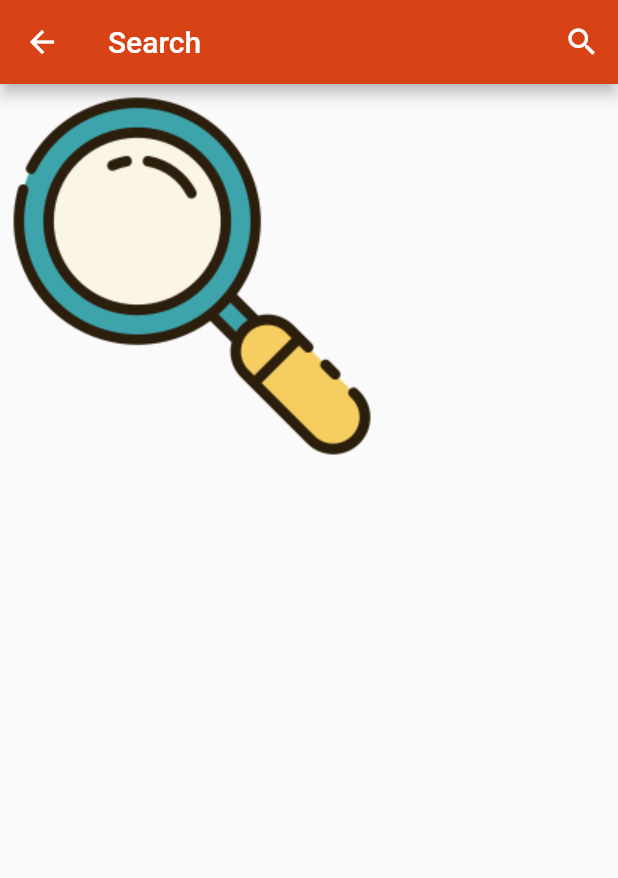
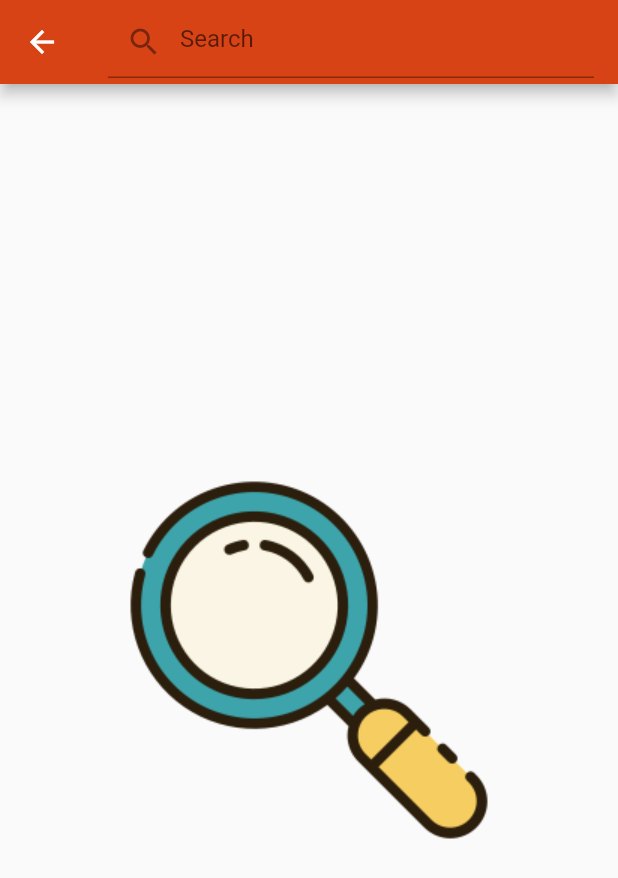
Before and after one commit to walidwalid23/FakeBusters, a Flutter app: the Search screen opened by its route, on a phone screen of 412 x 824 dp. Shown: the top 878 px of the screen. Run offline on Flutter 3.47's test engine with Material 2 defaults, Android fonts, the phone set to English and light mode, and no system bars; our stand-ins replace flutter_switch, fluttertoast, font_awesome_flutter, image_picker; missing offline and left inert: regexed_validator.

Commit message:
Updated search

```diff
--- a/lib/views/search.dart
+++ b/lib/views/search.dart
@@ -16,18 +16,17 @@ class _SearchState extends State<Search> {
   Widget build(BuildContext context) {
     return Scaffold(
       appBar: AppBar(
-        title: const Text(
-          "Search",
+        title: const TextField(
+          decoration: InputDecoration(
+            hintText: 'Search',
+            prefixIcon: Icon(Icons.search)
         ),
-        actions: [
-          IconButton(
-            onPressed: () {null;},
-            icon: const Icon(Icons.search),
-          )
-        ],
+      ),
       ),
       body:
-        Image.asset('assets/images/search.png'),
+      Align(alignment: Alignment.center ,
+      child: Image.asset('assets/images/search.png')
+      ),
     );
   }
 }
```
